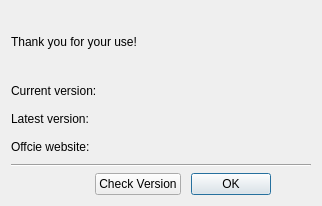
Before: the Qt Designer form woterm/qwoaboutdialog.ui in aoyiduo/woterm, drawn with Qt 5.
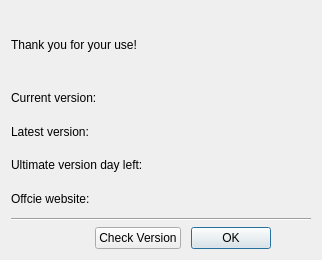
After: the same form once the commit is applied.

```diff
--- a/woterm/qwoaboutdialog.ui
+++ b/woterm/qwoaboutdialog.ui
@@ -7,13 +7,13 @@
     <x>0</x>
     <y>0</y>
     <width>318</width>
-    <height>206</height>
+    <height>260</height>
    </rect>
   </property>
   <property name="maximumSize">
    <size>
     <width>400</width>
-    <height>210</height>
+    <height>260</height>
    </size>
   </property>
   <property name="windowTitle">
@@ -124,6 +124,54 @@
      </item>
     </layout>
    </item>
+   <item>
+    <widget class="QWidget" name="ultimateLeft" native="true">
+     <layout class="QHBoxLayout" name="horizontalLayout_7">
+      <property name="spacing">
+       <number>6</number>
+      </property>
+      <property name="leftMargin">
+       <number>0</number>
+      </property>
+      <property name="topMargin">
+       <number>0</number>
+      </property>
+      <property name="rightMargin">
+       <number>0</number>
+      </property>
+      <property name="bottomMargin">
+       <number>0</number>
+      </property>
+      <item>
+       <widget class="QLabel" name="label_5">
+        <property name="text">
+         <string>Ultimate version day left:</string>
+        </property>
+       </widget>
+      </item>
+      <item>
+       <widget class="QLabel" name="dayLeft">
+        <property name="text">
+         <string/>
+        </property>
+       </widget>
+      </item>
+      <item>
+       <spacer name="horizontalSpacer_3">
+        <property name="orientation">
+         <enum>Qt::Horizontal</enum>
+        </property>
+        <property name="sizeHint" stdset="0">
+         <size>
+          <width>40</width>
+          <height>20</height>
+         </size>
+        </property>
+       </spacer>
+      </item>
+     </layout>
+    </widget>
+   </item>
    <item>
     <layout class="QHBoxLayout" name="horizontalLayout_4">
      <item>
```
